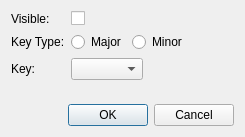
Above: source/dialogs/keysignaturedialog.ui from powertab/powertabeditor before the change. Below: the same form after it.
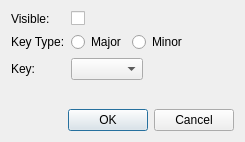
That is the form after the change.

```diff
--- a/source/dialogs/keysignaturedialog.ui
+++ b/source/dialogs/keysignaturedialog.ui
@@ -7,7 +7,7 @@
     <x>0</x>
     <y>0</y>
     <width>245</width>
-    <height>137</height>
+    <height>142</height>
    </rect>
   </property>
   <property name="windowTitle">
```
Left out of the diff: 3 changed lines with no effect on the pictures.
